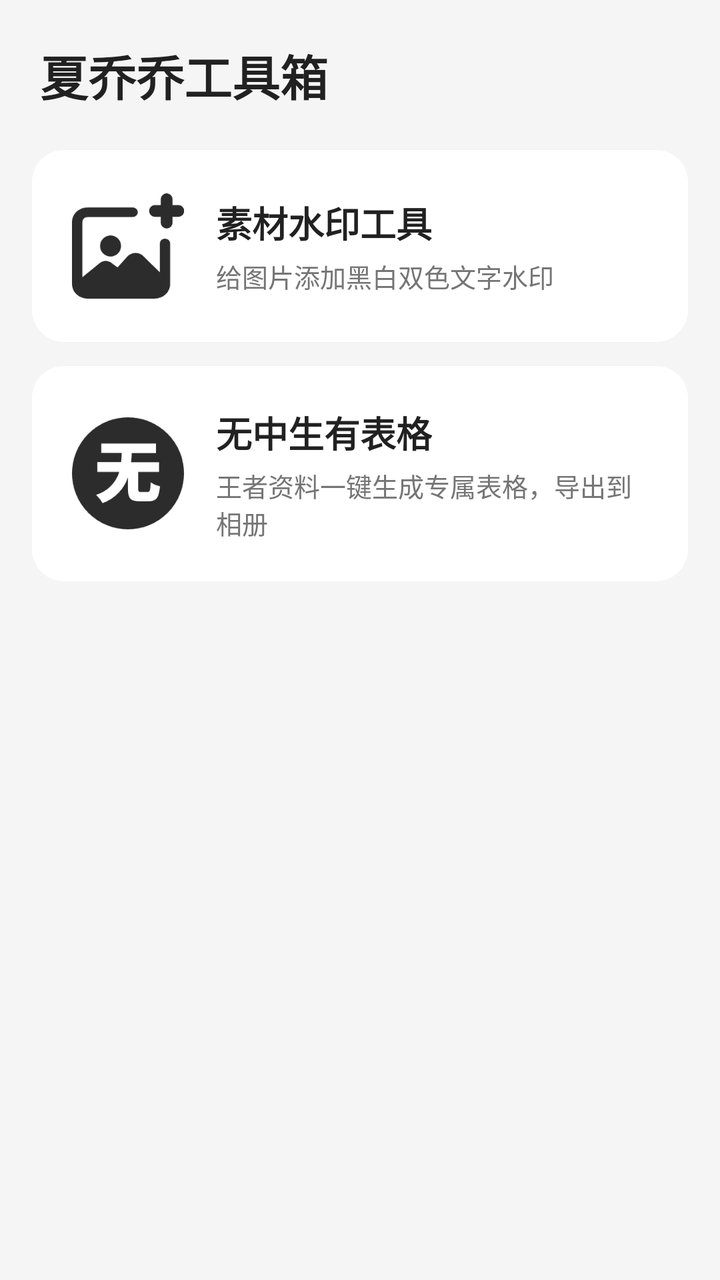
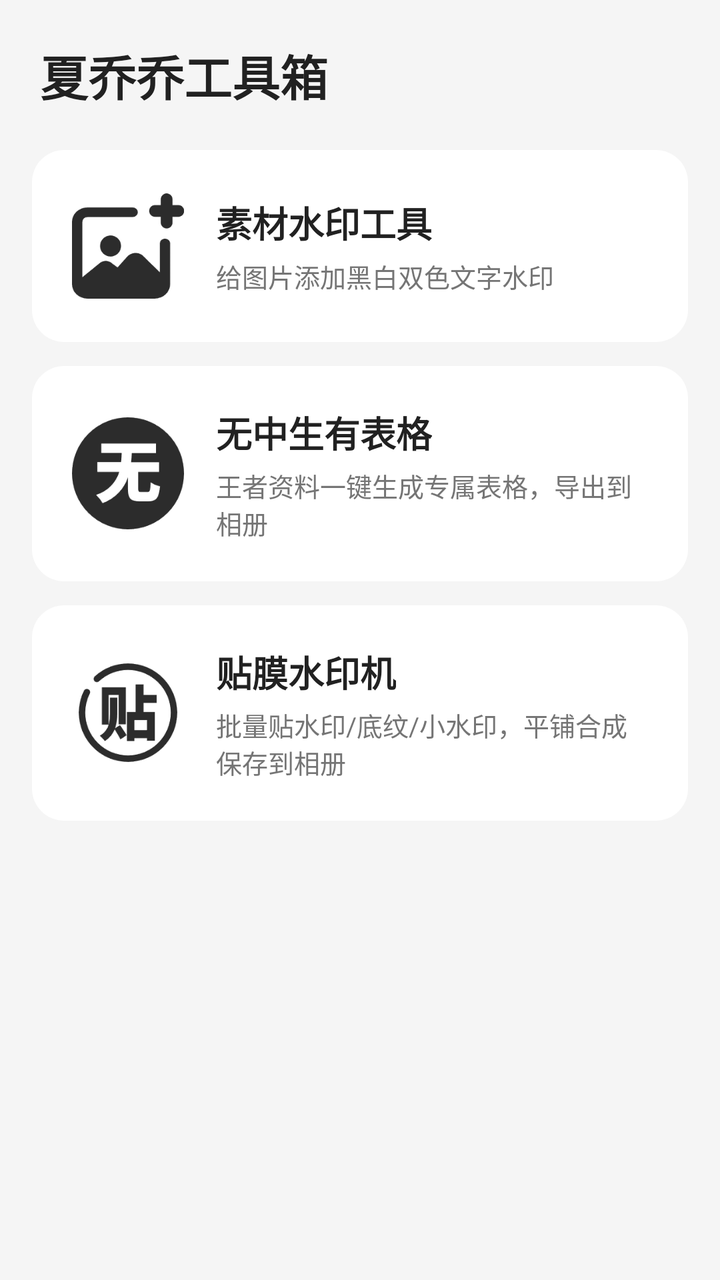

Compare the two renders of this Android layout. The source of the first and the diff that turns it into the second are given below.
<!-- AndroidManifest.xml: application theme Theme.XiaQiaoQiao -->
<!-- res/layout/fragment_home.xml -->
<?xml version="1.0" encoding="utf-8"?>
<ScrollView xmlns:android="http://schemas.android.com/apk/res/android"
    android:layout_width="match_parent"
    android:layout_height="match_parent"
    android:background="@color/bg_page"
    android:fillViewport="true">

    <LinearLayout
        android:layout_width="match_parent"
        android:layout_height="wrap_content"
        android:orientation="vertical">

        
        <TextView
            android:layout_width="match_parent"
            android:layout_height="wrap_content"
            android:padding="20dp"
            android:text="@string/app_name"
            android:textColor="@color/text_primary"
            android:textSize="24sp"
            android:textStyle="bold" />

        
        <LinearLayout
            android:id="@+id/card_watermark"
            android:layout_width="match_parent"
            android:layout_height="wrap_content"
            android:layout_marginStart="16dp"
            android:layout_marginEnd="16dp"
            android:layout_marginBottom="12dp"
            android:background="@drawable/bg_card_rounded"
            android:clickable="true"
            android:focusable="true"
            android:gravity="center_vertical"
            android:orientation="horizontal"
            android:padding="20dp">

            <ImageView
                android:layout_width="56dp"
                android:layout_height="56dp"
                android:src="@drawable/ic_watermark_tool"
                android:contentDescription="@string/tool_watermark" />

            <LinearLayout
                android:layout_width="0dp"
                android:layout_height="wrap_content"
                android:layout_marginStart="16dp"
                android:layout_weight="1"
                android:orientation="vertical">

                <TextView
                    android:layout_width="wrap_content"
                    android:layout_height="wrap_content"
                    android:text="@string/tool_watermark"
                    android:textColor="@color/text_primary"
                    android:textSize="18sp"
                    android:textStyle="bold" />

                <TextView
                    android:layout_width="wrap_content"
                    android:layout_height="wrap_content"
                    android:layout_marginTop="4dp"
                    android:text="@string/tool_watermark_desc"
                    android:textColor="@color/text_secondary"
                    android:textSize="13sp" />
            </LinearLayout>
        </LinearLayout>

        
        <LinearLayout
            android:id="@+id/card_wuzhong"
            android:layout_width="match_parent"
            android:layout_height="wrap_content"
            android:layout_marginStart="16dp"
            android:layout_marginEnd="16dp"
            android:layout_marginBottom="12dp"
            android:background="@drawable/bg_card_rounded"
            android:clickable="true"
            android:focusable="true"
            android:gravity="center_vertical"
            android:orientation="horizontal"
            android:padding="20dp">

            <ImageView
                android:layout_width="56dp"
                android:layout_height="56dp"
                android:src="@drawable/ic_wuzhong_tool"
                android:contentDescription="@string/tool_wuzhong" />

            <LinearLayout
                android:layout_width="0dp"
                android:layout_height="wrap_content"
                android:layout_marginStart="16dp"
                android:layout_weight="1"
                android:orientation="vertical">

                <TextView
                    android:layout_width="wrap_content"
                    android:layout_height="wrap_content"
                    android:text="@string/tool_wuzhong"
                    android:textColor="@color/text_primary"
                    android:textSize="18sp"
                    android:textStyle="bold" />

                <TextView
                    android:layout_width="wrap_content"
                    android:layout_height="wrap_content"
                    android:layout_marginTop="4dp"
                    android:text="@string/tool_wuzhong_desc"
                    android:textColor="@color/text_secondary"
                    android:textSize="13sp" />
            </LinearLayout>
        </LinearLayout>

    </LinearLayout>
</ScrollView>
<!-- resources referenced by this layout -->
<resources>
  <color name="bg_page">#FFF5F5F5</color>
  <color name="text_primary">#FF212121</color>
  <color name="text_secondary">#FF757575</color>
  <!-- drawable bg_card_rounded (drawable) -->
  <?xml version="1.0" encoding="utf-8"?>
  <shape xmlns:android="http://schemas.android.com/apk/res/android"
      android:shape="rectangle">
      <solid android:color="@color/bg_card" />
      <corners android:radius="16dp" />
  </shape>
  <!-- drawable ic_watermark_tool: png bitmap (drawable, 4765 bytes) -->
  <!-- drawable ic_wuzhong_tool: png bitmap (drawable, 5667 bytes) -->
  <string name="app_name">夏乔乔工具箱</string>
  <string name="tool_watermark">素材水印工具</string>
  <string name="tool_watermark_desc">给图片添加黑白双色文字水印</string>
  <string name="tool_wuzhong">无中生有表格</string>
  <string name="tool_wuzhong_desc">王者资料一键生成专属表格，导出到相册</string>
  <style name="Theme.XiaQiaoQiao" parent="Theme.MaterialComponents.Light.NoActionBar">
          <item name="colorPrimary">@color/brand_primary</item>
          <item name="colorPrimaryVariant">@color/brand_primary_dark</item>
          <item name="colorOnPrimary">@color/white</item>
          <item name="colorSecondary">@color/brand_accent</item>
          <item name="colorOnSecondary">@color/black</item>
          <item name="android:statusBarColor" tools:targetApi="l">@color/brand_primary_dark</item>
          <item name="android:windowBackground">@color/bg_page</item>
      </style>
  <color name="bg_card">#FFFFFFFF</color>
  <color name="brand_primary">#FF4CAF50</color>
  <color name="brand_primary_dark">#FF388E3C</color>
  <color name="white">#FFFFFFFF</color>
  <color name="brand_accent">#FFFFC107</color>
  <color name="black">#FF000000</color>
</resources>

<!-- the commit's change to res/layout/fragment_home.xml (unified diff, before → after) -->
@@ -112,5 +112,51 @@
             </LinearLayout>
         </LinearLayout>
 
+        
+        <LinearLayout
+            android:id="@+id/card_tiemo"
+            android:layout_width="match_parent"
+            android:layout_height="wrap_content"
+            android:layout_marginStart="16dp"
+            android:layout_marginEnd="16dp"
+            android:layout_marginBottom="12dp"
+            android:background="@drawable/bg_card_rounded"
+            android:clickable="true"
+            android:focusable="true"
+            android:gravity="center_vertical"
+            android:orientation="horizontal"
+            android:padding="20dp">
+
+            <ImageView
+                android:layout_width="56dp"
+                android:layout_height="56dp"
+                android:src="@drawable/ic_tiemo_tool"
+                android:contentDescription="@string/tool_tiemo" />
+
+            <LinearLayout
+                android:layout_width="0dp"
+                android:layout_height="wrap_content"
+                android:layout_marginStart="16dp"
+                android:layout_weight="1"
+                android:orientation="vertical">
+
+                <TextView
+                    android:layout_width="wrap_content"
+                    android:layout_height="wrap_content"
+                    android:text="@string/tool_tiemo"
+                    android:textColor="@color/text_primary"
+                    android:textSize="18sp"
+                    android:textStyle="bold" />
+
+                <TextView
+                    android:layout_width="wrap_content"
+                    android:layout_height="wrap_content"
+                    android:layout_marginTop="4dp"
+                    android:text="@string/tool_tiemo_desc"
+                    android:textColor="@color/text_secondary"
+                    android:textSize="13sp" />
+            </LinearLayout>
+        </LinearLayout>
+
     </LinearLayout>
 </ScrollView>
<!-- resource entries referenced after the edit -->
@@ -10,9 +10,12 @@
       <solid android:color="@color/bg_card" />
       <corners android:radius="16dp" />
   </shape>
+  <!-- drawable ic_tiemo_tool: png bitmap (drawable, 6819 bytes) -->
   <!-- drawable ic_watermark_tool: png bitmap (drawable, 4765 bytes) -->
   <!-- drawable ic_wuzhong_tool: png bitmap (drawable, 5667 bytes) -->
   <string name="app_name">夏乔乔工具箱</string>
+  <string name="tool_tiemo">贴膜水印机</string>
+  <string name="tool_tiemo_desc">批量贴水印/底纹/小水印，平铺合成保存到相册</string>
   <string name="tool_watermark">素材水印工具</string>
   <string name="tool_watermark_desc">给图片添加黑白双色文字水印</string>
   <string name="tool_wuzhong">无中生有表格</string>
